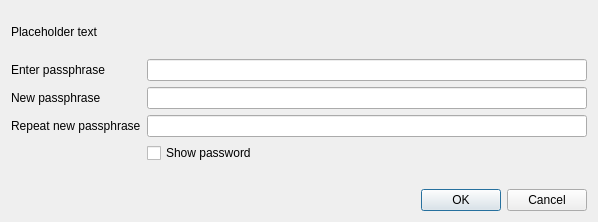
This is src/qt/forms/askpassphrasedialog.ui in The-Yerbas-Endeavor/yerbas as Qt 5 draws it before an edit. The edited form follows.
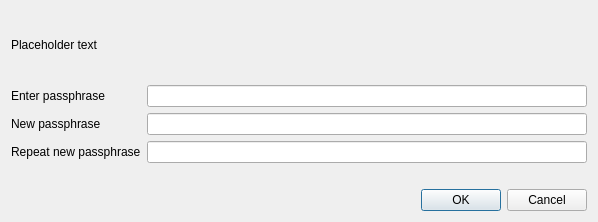
This is the edited form.

```diff
--- a/src/qt/forms/askpassphrasedialog.ui
+++ b/src/qt/forms/askpassphrasedialog.ui
@@ -93,13 +93,6 @@
       </widget>
      </item>
      <item row="3" column="1">
-      <widget class="QCheckBox" name="toggleShowPasswordButton">
-       <property name="text">
-        <string>Show password</string>
-       </property>
-      </widget>
-     </item>
-     <item row="4" column="1">
       <widget class="QLabel" name="capsLabel">
        <property name="text">
         <string/>
```
Left out of the diff: 6 changed lines with no effect on the pictures.
